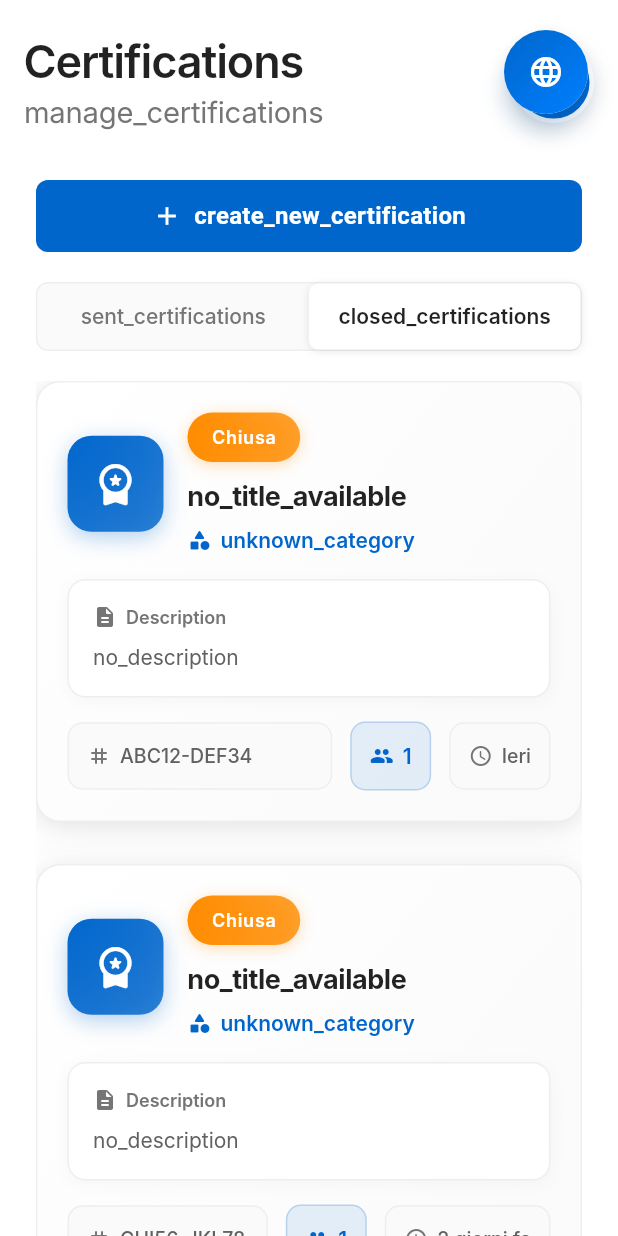
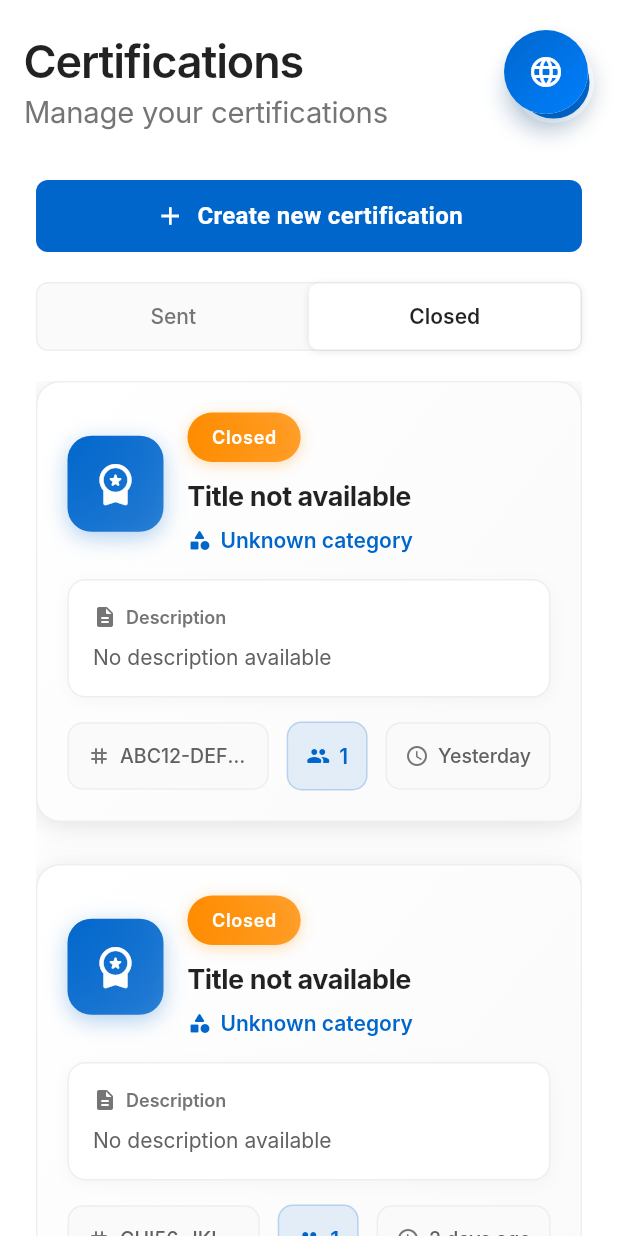
Before and after one commit to marconisoftwarw/jetcv-enterprise, a Flutter app: the CertificationListScreen screen opened directly, after a tap on "Chiuse", after a tap on the "language" icon, after a tap on "🇺🇸", on a phone screen of 412 x 824 dp. Run offline on Flutter 3.47's test engine with Material 3 defaults, Android fonts, the phone set to English and light mode, and no system bars; our stand-ins replace fl_chart, geolocator, image_picker, shared_preferences, supabase_flutter; accounts and stored records are empty; network calls fail; Roboto replaces fonts that are missing (Inter).

Commit message:
Fix code

```diff
--- a/lib/l10n/app_localizations.dart
+++ b/lib/l10n/app_localizations.dart
@@ -201,6 +201,21 @@ class AppLocalizations {
       'certified_users': 'Utenti certificati',
       'unknown_user': 'Utente sconosciuto',
       'others': 'altri',
+      'initialization_error': 'Errore di inizializzazione',
+      'loading_certifications': 'Caricamento certificazioni...',
+      'loading_error': 'Errore nel caricamento',
+      'created_on': 'Creata',
+      'sent_on': 'Inviata',
+      'status_sent': 'Inviata',
+      'status_closed': 'Chiusa',
+      'status_draft': 'Bozza',
+      'status_pending': 'In corso',
+      'status_unknown': 'Sconosciuto',
+      'today': 'Oggi',
+      'yesterday': 'Ieri',
+      'days_ago': 'giorni fa',
+      'unknown_location': 'Luogo sconosciuto',
+      'no_data': 'N/A',
       'legal_entities': 'Enti Legali',
       'analytics': 'Analytics',
       'user_management': 'Gestione Utenti',
@@ -855,6 +870,37 @@ class AppLocalizations {
       'info': 'Information',
       'dashboard': 'Dashboard',
       'certifications': 'Certifications',
+      'manage_certifications': 'Manage your certifications',
+      'create_new_certification': 'Create new certification',
+      'sent_certifications': 'Sent',
+      'closed_certifications': 'Closed',
+      'participants': 'participants',
+      'series': 'Series',
+      'no_certifications_found': 'No certifications',
+      'certifications_will_appear_here': 'Your certifications will appear here',
+      'certification_type': 'Type',
+      'certification_title': 'Title',
+      'unknown_category': 'Unknown category',
+      'no_description': 'No description available',
+      'no_title_available': 'Title not available',
+      'certified_users': 'Certified users',
+      'unknown_user': 'Unknown user',
+      'others': 'others',
+      'initialization_error': 'Initialization error',
+      'loading_certifications': 'Loading certifications...',
+      'loading_error': 'Loading error',
+      'created_on': 'Created',
+      'sent_on': 'Sent',
+      'status_sent': 'Sent',
+      'status_closed': 'Closed',
+      'status_draft': 'Draft',
+      'status_pending': 'In progress',
+      'status_unknown': 'Unknown',
+      'today': 'Today',
+      'yesterday': 'Yesterday',
+      'days_ago': 'days ago',
+      'unknown_location': 'Unknown location',
+      'no_data': 'N/A',
       'profile': 'Profile',
       'open_menu': 'Open menu',
       'legal_entity': 'Legal Entities',
@@ -1061,8 +1107,6 @@ class AppLocalizations {
       'submitted': 'Submitted',
       'synchronized': 'Synchronized',
       'waiting_sync': 'Waiting for Synchronization',
-      'certification_type': 'Certification Type',
-      'certification_title': 'Title',
       'certification_code': 'Code',
       'certification_detail': 'Detail',
       'certification_media': 'Media',
@@ -1368,6 +1412,37 @@ class AppLocalizations {
       'info': 'Information',
       'dashboard': 'Dashboard',
       'certifications': 'Zertifizierungen',
+      'manage_certifications': 'Verwalten Sie Ihre Zertifizierungen',
+      'create_new_certification': 'Neue Zertifizierung erstellen',
+      'sent_certifications': 'Gesendet',
+      'closed_certifications': 'Geschlossen',
+      'participants': 'Teilnehmer',
+      'series': 'Serie',
+      'no_certifications_found': 'Keine Zertifizierungen',
+      'certifications_will_appear_here': 'Ihre Zertifizierungen werden hier angezeigt',
+      'certification_type': 'Typ',
+      'certification_title': 'Titel',
+      'unknown_category': 'Unbekannte Kategorie',
+      'no_description': 'Keine Beschreibung verfügbar',
+      'no_title_available': 'Titel nicht verfügbar',
+      'certified_users': 'Zertifizierte Benutzer',
+      'unknown_user': 'Unbekannter Benutzer',
+      'others': 'andere',
+      'initialization_error': 'Initialisierungsfehler',
+      'loading_certifications': 'Zertifizierungen werden geladen...',
+      'loading_error': 'Ladefehler',
+      'created_on': 'Erstellt',
+      'sent_on': 'Gesendet',
+      'status_sent': 'Gesendet',
+      'status_closed': 'Geschlossen',
+      'status_draft': 'Entwurf',
+      'status_pending': 'In Bearbeitung',
+      'status_unknown': 'Unbekannt',
+      'today': 'Heute',
+      'yesterday': 'Gestern',
+      'days_ago': 'Tage her',
+      'unknown_location': 'Unbekannter Ort',
+      'no_data': 'N/V',
       'profile': 'Profil',
       'open_menu': 'Menü öffnen',
       'legal_entity': 'Rechtsträger',
@@ -1543,8 +1618,6 @@ class AppLocalizations {
       'submitted': 'Eingereicht',
       'synchronized': 'Synchronisiert',
       'waiting_sync': 'Warten auf Synchronisierung',
-      'certification_type': 'Zertifizierungstyp',
-      'certification_title': 'Titel',
       'certification_code': 'Code',
       'certification_detail': 'Detail',
       'certification_media': 'Medien',
@@ -1858,6 +1931,38 @@ class AppLocalizations {
       'info': 'Information',
       'dashboard': 'Tableau de bord',
       'certifications': 'Certifications',
+      'manage_certifications': 'Gérez vos certifications',
+      'create_new_certification': 'Créer une nouvelle certification',
+      'sent_certifications': 'Envoyées',
+      'closed_certifications': 'Fermées',
+      'participants': 'participants',
+      'series': 'Série',
+      'no_certifications_found': 'Aucune certification',
+      'certifications_will_appear_here': 'Vos certifications apparaîtront ici',
+      'certification_type': 'Type',
+      'certification_title': 'Titre',
+      'certification_description': 'Description',
+      'unknown_category': 'Catégorie inconnue',
+      'no_description': 'Aucune description disponible',
+      'no_title_available': 'Titre non disponible',
+      'certified_users': 'Utilisateurs certifiés',
+      'unknown_user': 'Utilisateur inconnu',
+      'others': 'autres',
+      'initialization_error': 'Erreur d\'initialisation',
+      'loading_certifications': 'Chargement des certifications...',
+      'loading_error': 'Erreur de chargement',
+      'created_on': 'Créée',
+      'sent_on': 'Envoyée',
+      'status_sent': 'Envoyée',
+      'status_closed': 'Fermée',
+      'status_draft': 'Brouillon',
+      'status_pending': 'En cours',
+      'status_unknown': 'Inconnu',
+      'today': 'Aujourd\'hui',
+      'yesterday': 'Hier',
+      'days_ago': 'jours',
+      'unknown_location': 'Lieu inconnu',
+      'no_data': 'N/A',
       'profile': 'Profil',
       'open_menu': 'Ouvrir le menu',
       'legal_entity': 'Entités Légales',
@@ -2034,14 +2139,11 @@ class AppLocalizations {
       'submitted': 'Soumis',
       'synchronized': 'Synchronisé',
       'waiting_sync': 'En attente de synchronisation',
-      'certification_type': 'Type de certification',
-      'certification_title': 'Titre',
       'certification_code': 'Code',
       'certification_detail': 'Détail',
       'certification_media': 'Média',
       'certification_location': 'Emplacement',
       'certification_timestamp': 'Horodatage',
-      'certification_description': 'Description',
       'activity_type': 'Type d\'activité',
       'activity_type_not_included':
           'Mon type d\'activité n\'est pas inclus dans cette liste ?',
--- a/lib/screens/certification/certification_list_screen.dart
+++ b/lib/screens/certification/certification_list_screen.dart
@@ -188,7 +188,10 @@ class _CertificationListScreenState extends State<CertificationListScreen>
       print('📝 Loading details for ${certificationIds.length} certifications');
 
       // Carica i dettagli in batch
-      final details = await CertificationInfoService.getMultipleCertificationsInfo(certificationIds);
+      final details =
+          await CertificationInfoService.getMultipleCertificationsInfo(
+            certificationIds,
+          );
 
       if (mounted) {
         setState(() {
@@ -297,7 +300,7 @@ class _CertificationListScreenState extends State<CertificationListScreen>
               Icon(Icons.error_outline, color: Colors.red, size: 48),
               SizedBox(height: 16),
               Text(
-                'Errore di inizializzazione',
+                l10n.getString('initialization_error'),
                 style: TextStyle(fontSize: 18, fontWeight: FontWeight.bold),
               ),
               SizedBox(height: 8),
@@ -314,7 +317,7 @@ class _CertificationListScreenState extends State<CertificationListScreen>
                   });
                   initState();
                 },
-                child: Text('Riprova'),
+                child: Text(l10n.getString('retry')),
               ),
             ],
           ),
@@ -414,7 +417,7 @@ class _CertificationListScreenState extends State<CertificationListScreen>
                   ),
                   child: Center(
                     child: Text(
-                      user?.initials ?? 'U',
+                      user?.initials ?? l10n.getString('unknown_user').substring(0, 1).toUpperCase(),
                       style: TextStyle(
                         color: Colors.white,
                         fontWeight: FontWeight.w600,
@@ -595,12 +598,12 @@ class _CertificationListScreenState extends State<CertificationListScreen>
         ? DateTime.tryParse(cert['sent_at'])
         : null;
     final nUsers = cert['n_users'] ?? 0;
-    final serialNumber = cert['serial_number'] ?? 'N/A';
+    final serialNumber = cert['serial_number'] ?? l10n.getString('no_data');
     final categoryId = cert['id_certification_category'] ?? '';
     final locationId = cert['id_location'] ?? '';
     final categoryName =
         _categoryNames[categoryId] ?? l10n.getString('unknown_category');
-    final locationName = _locationNames[locationId] ?? 'Luogo sconosciuto';
+    final locationName = _locationNames[locationId] ?? l10n.getString('unknown_location');
 
     return EnterpriseCard(
       isHoverable: true,
@@ -733,7 +736,7 @@ class _CertificationListScreenState extends State<CertificationListScreen>
                 Icon(Icons.calendar_today, size: 16, color: AppTheme.textGray),
                 const SizedBox(width: 8),
                 Text(
-                  'Creata: ${createdAt.day}/${createdAt.month}/${createdAt.year}',
+                  '${l10n.getString('created_on')}: ${createdAt.day}/${createdAt.month}/${createdAt.year}',
                   style: Theme.of(context).textTheme.bodySmall?.copyWith(
                     color: AppTheme.textGray,
                     fontWeight: FontWeight.w500,
@@ -744,7 +747,7 @@ class _CertificationListScreenState extends State<CertificationListScreen>
                   Icon(Icons.send, size: 16, color: AppTheme.textGray),
                   const SizedBox(width: 8),
                   Text(
-                    'Inviata: ${sentAt.day}/${sentAt.month}/${sentAt.year}',
+                    '${l10n.getString('sent_on')}: ${sentAt.day}/${sentAt.month}/${sentAt.year}',
                     style: Theme.of(context).textTheme.bodySmall?.copyWith(
                       color: AppTheme.textGray,
                       fontWeight: FontWeight.w500,
@@ -775,21 +778,23 @@ class _CertificationListScreenState extends State<CertificationListScreen>
   }
 
   String _getStatusText(String status, {bool forceClosed = false}) {
+    final l10n = AppLocalizations.of(context);
+
     if (forceClosed) {
-      return 'Chiusa';
+      return l10n.getString('status_closed');
     }
 
     switch (status) {
       case 'sent':
-        return 'Inviata';
+        return l10n.getString('status_sent');
       case 'closed':
-        return 'Chiusa';
+        return l10n.getString('status_closed');
       case 'draft':
-        return 'Bozza';
+        return l10n.getString('status_draft');
       case 'pending':
-        return 'In corso';
+        return l10n.getString('status_pending');
       default:
-        return 'Sconosciuto';
+        return l10n.getString('status_unknown');
     }
   }
 
@@ -846,6 +851,7 @@ class _CertificationListScreenState extends State<CertificationListScreen>
   }
 
   Widget _buildLoadingState() {
+    final l10n = AppLocalizations.of(context);
     return Center(
       child: Column(
         mainAxisAlignment: MainAxisAlignment.center,
@@ -853,7 +859,7 @@ class _CertificationListScreenState extends State<CertificationListScreen>
           CircularProgressIndicator(color: AppTheme.primaryBlue),
           const SizedBox(height: 16),
           Text(
-            'Caricamento certificazioni...',
+            l10n.getString('loading_certifications'),
             style: Theme.of(
               context,
             ).textTheme.bodyLarge?.copyWith(color: AppTheme.textGray),
@@ -864,6 +870,7 @@ class _CertificationListScreenState extends State<CertificationListScreen>
   }
 
   Widget _buildErrorState() {
+    final l10n = AppLocalizations.of(context);
     return Center(
       child: Container(
         margin: const EdgeInsets.all(32),
@@ -886,7 +893,7 @@ class _CertificationListScreenState extends State<CertificationListScreen>
             Icon(Icons.error_outline, size: 64, color: AppTheme.errorRed),
             const SizedBox(height: 16),
             Text(
-              'Errore nel caricamento',
+              l10n.getString('loading_error'),
               style: Theme.of(context).textTheme.headlineSmall?.copyWith(
                 color: AppTheme.textPrimary,
                 fontWeight: FontWeight.w600,
@@ -913,7 +920,7 @@ class _CertificationListScreenState extends State<CertificationListScreen>
                   borderRadius: BorderRadius.circular(25),
                 ),
                 child: Text(
-                  'Riprova',
+                  l10n.getString('retry'),
                   style: Theme.of(context).textTheme.titleMedium?.copyWith(
                     color: AppTheme.pureWhite,
                     fontWeight: FontWeight.w600,
@@ -1047,24 +1054,29 @@ class _CertificationListScreenState extends State<CertificationListScreen>
     final createdAt =
         DateTime.tryParse(cert['created_at'] ?? '') ?? DateTime.now();
     final nUsers = cert['n_users'] ?? 0;
-    final serialNumber = cert['serial_number'] ?? 'N/A';
+    final serialNumber = cert['serial_number'] ?? l10n.getString('no_data');
     final certificationId = cert['id_certification'] as String?;
 
     // Recupera i dettagli dalla nuova edge function
-    final details = certificationId != null ? _certificationDetails[certificationId] : null;
+    final details = certificationId != null
+        ? _certificationDetails[certificationId]
+        : null;
     final certificationData = details?['certification'];
     final usersData = details?['users'] as List<dynamic>? ?? [];
 
     // Estrai le informazioni dai dettagli
-    final categoryName = certificationData?['category']?['name'] ??
+    final categoryName =
+        certificationData?['category']?['name'] ??
         _categoryNames[cert['id_certification_category']] ??
         l10n.getString('unknown_category');
     final categoryType = certificationData?['category']?['type'] ?? '';
-    final title = certificationData?['title'] ??
+    final title =
+        certificationData?['title'] ??
         cert['title'] ??
         cert['name'] ??
         l10n.getString('no_title_available');
-    final description = certificationData?['description'] ??
+    final description =
+        certificationData?['description'] ??
         cert['description'] ??
         l10n.getString('no_description');
 
@@ -1077,16 +1089,10 @@ class _CertificationListScreenState extends State<CertificationListScreen>
         gradient: LinearGradient(
           begin: Alignment.topLeft,
           end: Alignment.bottomRight,
-          colors: [
-            Colors.white,
-            Colors.grey[50]!,
-          ],
+          colors: [Colors.white, Colors.grey[50]!],
         ),
         borderRadius: BorderRadius.circular(16),
-        border: Border.all(
-          color: Colors.grey[200]!,
-          width: 1,
-        ),
+        border: Border.all(color: Colors.grey[200]!, width: 1),
         boxShadow: [
           BoxShadow(
             color: Colors.black.withValues(alpha: 0.08),
@@ -1109,10 +1115,7 @@ class _CertificationListScreenState extends State<CertificationListScreen>
             gradient: LinearGradient(
               begin: Alignment.topLeft,
               end: Alignment.bottomRight,
-              colors: [
-                Colors.white,
-                Colors.grey[50]!,
-              ],
+              colors: [Colors.white, Colors.grey[50]!],
             ),
           ),
           child: Padding(
@@ -1220,7 +1223,9 @@ class _CertificationListScreenState extends State<CertificationListScreen>
                               ),
                               const SizedBox(width: 6),
                               Text(
-                                categoryType.isNotEmpty ? categoryType : categoryName,
+                                categoryType.isNotEmpty
+                                    ? categoryType
+                                    : categoryName,
                                 style: TextStyle(
                                   color: AppTheme.primaryBlue,
                                   fontWeight: FontWeight.w600,
@@ -1244,10 +1249,7 @@ class _CertificationListScreenState extends State<CertificationListScreen>
                   decoration: BoxDecoration(
                     color: Colors.white,
                     borderRadius: BorderRadius.circular(12),
-                    border: Border.all(
-                      color: Colors.grey[200]!,
-                      width: 1,
-                    ),
+                    border: Border.all(color: Colors.grey[200]!, width: 1),
                     boxShadow: [
                       BoxShadow(
                         color: Colors.black.withValues(alpha: 0.03),
@@ -1375,10 +1377,7 @@ class _CertificationListScreenState extends State<CertificationListScreen>
                       decoration: BoxDecoration(
                         color: Colors.grey[50],
                         borderRadius: BorderRadius.circular(10),
-                        border: Border.all(
-                          color: Colors.grey[200]!,
-                          width: 1,
-                        ),
+                        border: Border.all(color: Colors.grey[200]!, width: 1),
                       ),
                       child: Row(
                         mainAxisSize: MainAxisSize.min,
@@ -1412,10 +1411,7 @@ class _CertificationListScreenState extends State<CertificationListScreen>
                     decoration: BoxDecoration(
                       color: Colors.white,
                       borderRadius: BorderRadius.circular(12),
-                      border: Border.all(
-                        color: Colors.grey[200]!,
-                        width: 1,
-                      ),
+                      border: Border.all(color: Colors.grey[200]!, width: 1),
                       boxShadow: [
                         BoxShadow(
                           color: Colors.black.withValues(alpha: 0.03),
@@ -1463,7 +1459,8 @@ class _CertificationListScreenState extends State<CertificationListScreen>
     return Wrap(
       spacing: 8,
       runSpacing: 8,
-      children: usersData.take(6).map((user) {
+      children:
+          usersData.take(6).map((user) {
             final firstName = user['firstName'] ?? '';
             final lastName = user['lastName'] ?? '';
             final email = user['email'] ?? '';
@@ -1541,26 +1538,22 @@ class _CertificationListScreenState extends State<CertificationListScreen>
                 ],
               ),
             );
-      }).toList()
-        ..addAll([
+          }).toList()..addAll([
             // Mostra "+N altri" se ci sono più di 6 utenti
             if (usersData.length > 6)
               Container(
-              padding: const EdgeInsets.symmetric(horizontal: 12, vertical: 8),
+                padding: const EdgeInsets.symmetric(
+                  horizontal: 12,
+                  vertical: 8,
+                ),
                 decoration: BoxDecoration(
                   gradient: LinearGradient(
                     begin: Alignment.topLeft,
                     end: Alignment.bottomRight,
-                  colors: [
-                    Colors.grey[100]!,
-                    Colors.grey[50]!,
-                  ],
+                    colors: [Colors.grey[100]!, Colors.grey[50]!],
                   ),
                   borderRadius: BorderRadius.circular(16),
-                border: Border.all(
-                  color: Colors.grey[300]!,
-                  width: 1,
-                ),
+                  border: Border.all(color: Colors.grey[300]!, width: 1),
                   boxShadow: [
                     BoxShadow(
                       color: Colors.grey.withValues(alpha: 0.1),
@@ -1602,15 +1595,16 @@ class _CertificationListScreenState extends State<CertificationListScreen>
   }
 
   String _formatDate(DateTime date) {
+    final l10n = AppLocalizations.of(context);
     final now = DateTime.now();
     final difference = now.difference(date);
 
     if (difference.inDays == 0) {
-      return 'Oggi';
+      return l10n.getString('today');
     } else if (difference.inDays == 1) {
-      return 'Ieri';
+      return l10n.getString('yesterday');
     } else if (difference.inDays < 7) {
-      return '${difference.inDays} giorni fa';
+      return '${difference.inDays} ${l10n.getString('days_ago')}';
     } else {
       return '${date.day}/${date.month}/${date.year}';
     }
--- a/lib/services/certification_info_service.dart
+++ b/lib/services/certification_info_service.dart
@@ -7,7 +7,9 @@ class CertificationInfoService {
 
   /// Recupera le informazioni dettagliate di una certificazione
   /// Restituisce: tipologia, titolo, descrizione e lista utenti
-  static Future<Map<String, dynamic>?> getCertificationInfo(String certificationId) async {
+  static Future<Map<String, dynamic>?> getCertificationInfo(
+    String certificationId,
+  ) async {
     try {
       final url = '${AppConfig.supabaseUrl}/functions/v1/$_functionName';
 
@@ -17,12 +19,12 @@ class CertificationInfoService {
           'Content-Type': 'application/json',
           'Authorization': 'Bearer ${AppConfig.supabaseAnonKey}',
         },
-        body: jsonEncode({
-          'id_certification': certificationId,
-        }),
+        body: jsonEncode({'id_certification': certificationId}),
       );
 
-      print('🔍 CertificationInfoService: Response status: ${response.statusCode}');
+      print(
+        '🔍 CertificationInfoService: Response status: ${response.statusCode}',
+      );
       print('🔍 CertificationInfoService: Response body: ${response.body}');
 
       if (response.statusCode == 200) {
@@ -30,11 +32,15 @@ class CertificationInfoService {
         if (data['ok'] == true) {
           return data;
         } else {
-          print('❌ CertificationInfoService: API returned error: ${data['error']}');
+          print(
+            '❌ CertificationInfoService: API returned error: ${data['error']}',
+          );
           return null;
         }
       } else {
-        print('❌ CertificationInfoService: HTTP error ${response.statusCode}: ${response.body}');
+        print(
+          '❌ CertificationInfoService: HTTP error ${response.statusCode}: ${response.body}',
+        );
         return null;
       }
     } catch (e) {
@@ -44,7 +50,8 @@ class CertificationInfoService {
   }
 
   /// Recupera le informazioni per multiple certificazioni in batch
-  static Future<Map<String, Map<String, dynamic>>> getMultipleCertificationsInfo(List<String> certificationIds) async {
+  static Future<Map<String, Map<String, dynamic>>>
+  getMultipleCertificationsInfo(List<String> certificationIds) async {
     final Map<String, Map<String, dynamic>> results = {};
 
     // Processa in batch per evitare troppe richieste simultanee
@@ -77,12 +84,12 @@ class CertificationInfoService {
       // Test con una richiesta GET semplice
       final response = await http.get(
         Uri.parse(url),
-        headers: {
-          'Authorization': 'Bearer ${AppConfig.supabaseAnonKey}',
-        },
+        headers: {'Authorization': 'Bearer ${AppConfig.supabaseAnonKey}'},
       );
 
-      print('🧪 CertificationInfoService: Connection test status: ${response.statusCode}');
+      print(
+        '🧪 CertificationInfoService: Connection test status: ${response.statusCode}',
+      );
       // Accetta sia 200 (successo) che 400 (bad request, ma connessione OK)
       return response.statusCode == 200 || response.statusCode == 400;
     } catch (e) {
```
Lines whose indentation alone changed are shown as unchanged.
